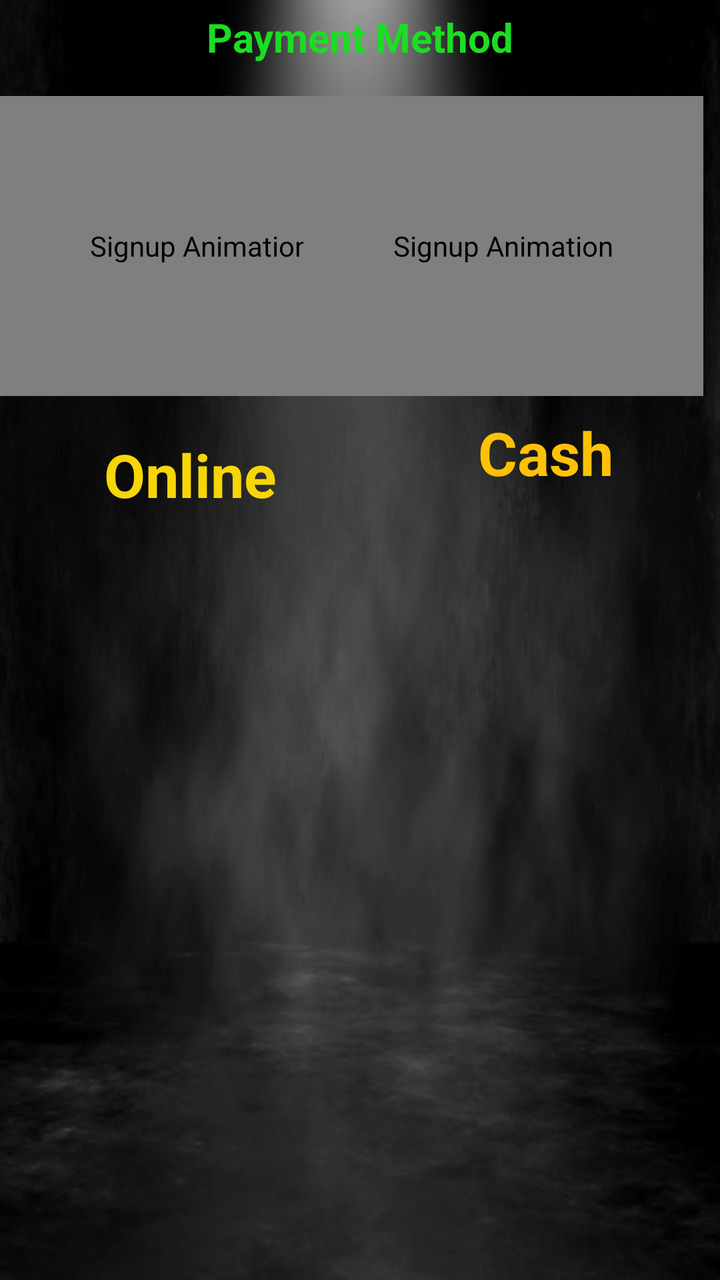
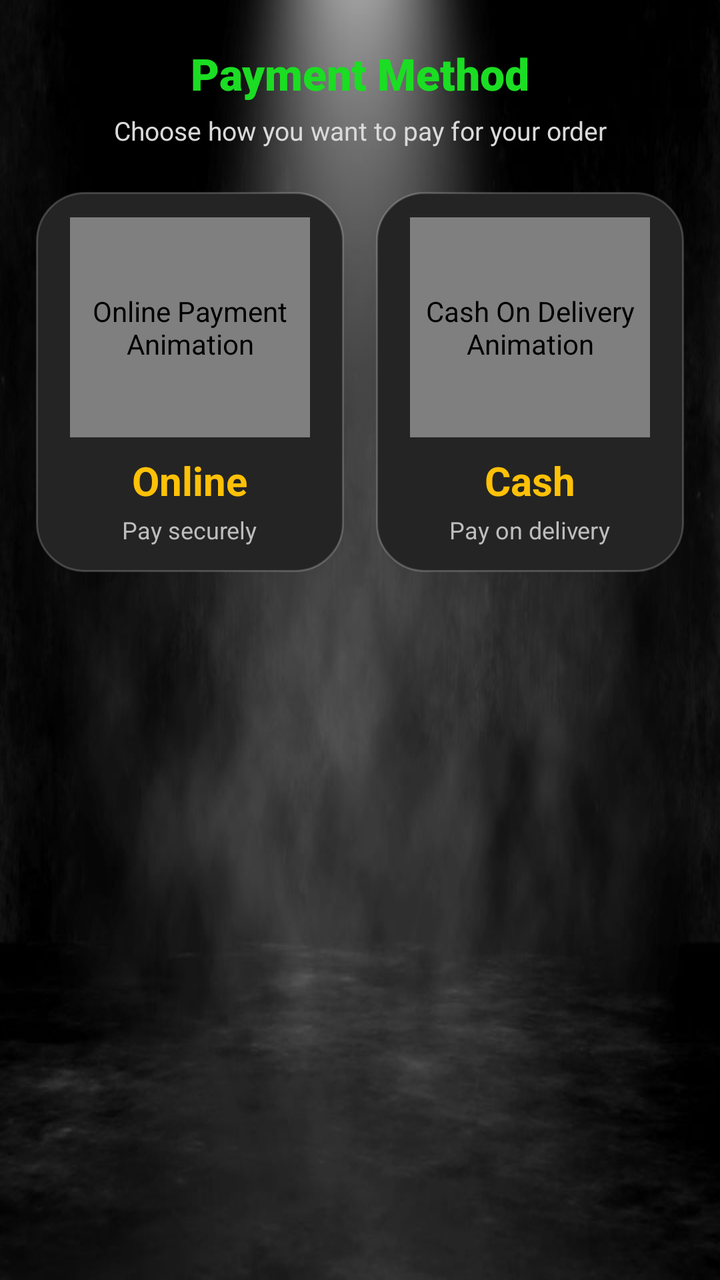

Two renders of the same Android screen: before a commit and after it. Below are the layout's source before the change and the commit's diff.
<!-- AndroidManifest.xml: application theme Theme.Blinklit -->
<!-- res/layout/alert_payment_gateway.xml -->
<?xml version="1.0" encoding="utf-8"?>
<androidx.constraintlayout.widget.ConstraintLayout xmlns:android="http://schemas.android.com/apk/res/android"
    xmlns:app="http://schemas.android.com/apk/res-auto"
    xmlns:tools="http://schemas.android.com/tools"
    android:layout_width="match_parent"
    android:layout_gravity="center"
    android:background="@drawable/about222"
    android:layout_height="wrap_content">


    <TextView
        android:id="@+id/textView12"
        android:layout_width="wrap_content"
        android:layout_height="wrap_content"
        android:layout_marginBottom="16dp"
        android:text="Payment Method"
        android:textColor="@color/green"
        android:textSize="20sp"
        android:textStyle="bold"
        app:layout_constraintBottom_toTopOf="@+id/paytm"
        app:layout_constraintEnd_toEndOf="parent"
        app:layout_constraintStart_toStartOf="parent" />

    <com.airbnb.lottie.LottieAnimationView
        android:id="@+id/paytm"
        android:layout_width="200dp"
        android:layout_height="150dp"
        android:layout_marginTop="48dp"
        android:contentDescription="Signup Animation"
        android:scaleType="centerCrop"
        app:layout_constraintEnd_toEndOf="parent"
        app:layout_constraintHorizontal_bias="0.0"
        app:layout_constraintStart_toStartOf="parent"
        app:layout_constraintTop_toTopOf="parent"
        app:lottie_autoPlay="true"
        app:lottie_loop="true"
        app:lottie_rawRes="@raw/online" />

    <TextView
        android:id="@+id/textView14"
        android:layout_width="wrap_content"
        android:layout_height="wrap_content"
        android:layout_marginStart="52dp"
        android:text="Online"
        android:textColor="#F6D607"
        android:textSize="30sp"
        android:textStyle="bold"
        app:layout_constraintBottom_toBottomOf="parent"
        app:layout_constraintStart_toStartOf="parent"
        app:layout_constraintTop_toBottomOf="@+id/paytm"
        app:layout_constraintVertical_bias="0.047" />

    <com.airbnb.lottie.LottieAnimationView
        android:id="@+id/CashOn"
        android:layout_width="200dp"
        android:layout_height="150dp"
        android:layout_marginTop="48dp"
        android:contentDescription="Signup Animation"
        android:scaleType="centerCrop"
        app:layout_constraintEnd_toEndOf="parent"
        app:layout_constraintHorizontal_bias="0.947"
        app:layout_constraintStart_toStartOf="parent"
        app:layout_constraintTop_toTopOf="parent"
        app:lottie_autoPlay="true"
        app:lottie_loop="true"
        app:lottie_rawRes="@raw/money" />

    <TextView
        android:id="@+id/textView13"
        android:layout_width="wrap_content"
        android:layout_height="wrap_content"
        android:layout_marginTop="8dp"
        android:text="Cash"
        android:textColor="@color/yellow"
        android:textSize="30sp"
        android:textStyle="bold"
        app:layout_constraintEnd_toEndOf="parent"
        app:layout_constraintHorizontal_bias="0.653"
        app:layout_constraintStart_toEndOf="@+id/textView14"
        app:layout_constraintTop_toBottomOf="@+id/CashOn" />


</androidx.constraintlayout.widget.ConstraintLayout>
<!-- resources referenced by this layout -->
<resources>
  <color name="green">#1BDD23</color>
  <color name="yellow">#FFC107</color>
  <!-- drawable about222: jpg bitmap (drawable, 36246 bytes) -->
  <style name="Theme.Blinklit" parent="Base.Theme.Blinklit" />
  <style name="Base.Theme.Blinklit" parent="Theme.Material3.DayNight.NoActionBar">
          
          
      </style>
</resources>

<!-- the commit's change to res/layout/alert_payment_gateway.xml (unified diff, before → after) -->
@@ -1,83 +1,147 @@
 <?xml version="1.0" encoding="utf-8"?>
-<androidx.constraintlayout.widget.ConstraintLayout xmlns:android="http://schemas.android.com/apk/res/android"
+<androidx.constraintlayout.widget.ConstraintLayout
+    xmlns:android="http://schemas.android.com/apk/res/android"
     xmlns:app="http://schemas.android.com/apk/res-auto"
     xmlns:tools="http://schemas.android.com/tools"
+    android:id="@+id/paymentRoot"
     android:layout_width="match_parent"
-    android:layout_gravity="center"
+    android:layout_height="wrap_content"
     android:background="@drawable/about222"
-    android:layout_height="wrap_content">
+    android:paddingStart="18dp"
+    android:paddingEnd="18dp"
+    android:paddingTop="22dp"
+    android:paddingBottom="24dp">
 
+    
+    <TextView
+        android:id="@+id/paymentTitle"
+        android:layout_width="0dp"
+        android:layout_height="wrap_content"
+        android:text="Payment Method"
+        android:textAlignment="center"
+        android:textColor="@color/green"
+        android:textSize="22sp"
+        android:textStyle="bold"
+        android:fontFamily="sans-serif-black"
+        app:layout_constraintTop_toTopOf="parent"
+        app:layout_constraintStart_toStartOf="parent"
+        app:layout_constraintEnd_toEndOf="parent" />
 
     <TextView
-        android:id="@+id/textView12"
-        android:layout_width="wrap_content"
+        android:id="@+id/paymentSubtitle"
+        android:layout_width="0dp"
         android:layout_height="wrap_content"
-        android:layout_marginBottom="16dp"
-        android:text="Payment Method"
-        android:textColor="@color/green"
-        android:textSize="20sp"
-        android:textStyle="bold"
-        app:layout_constraintBottom_toTopOf="@+id/paytm"
-        app:layout_constraintEnd_toEndOf="parent"
-        app:layout_constraintStart_toStartOf="parent" />
+        android:layout_marginTop="5dp"
+        android:text="Choose how you want to pay for your order"
+        android:textAlignment="center"
+        android:textColor="#DADADA"
+        android:textSize="13sp"
+        app:layout_constraintTop_toBottomOf="@id/paymentTitle"
+        app:layout_constraintStart_toStartOf="parent"
+        app:layout_constraintEnd_toEndOf="parent" />
 
-    <com.airbnb.lottie.LottieAnimationView
-        android:id="@+id/paytm"
-        android:layout_width="200dp"
-        android:layout_height="150dp"
-        android:layout_marginTop="48dp"
-        android:contentDescription="Signup Animation"
-        android:scaleType="centerCrop"
-        app:layout_constraintEnd_toEndOf="parent"
-        app:layout_constraintHorizontal_bias="0.0"
+    
+    <LinearLayout
+        android:id="@+id/paymentOptionsContainer"
+        android:layout_width="0dp"
+        android:layout_height="wrap_content"
+        android:layout_marginTop="22dp"
+        android:orientation="horizontal"
+        android:gravity="center"
+        app:layout_constraintTop_toBottomOf="@id/paymentSubtitle"
         app:layout_constraintStart_toStartOf="parent"
-        app:layout_constraintTop_toTopOf="parent"
-        app:lottie_autoPlay="true"
-        app:lottie_loop="true"
-        app:lottie_rawRes="@raw/online" />
+        app:layout_constraintEnd_toEndOf="parent">
 
-    <TextView
-        android:id="@+id/textView14"
-        android:layout_width="wrap_content"
-        android:layout_height="wrap_content"
-        android:layout_marginStart="52dp"
-        android:text="Online"
-        android:textColor="#F6D607"
-        android:textSize="30sp"
-        android:textStyle="bold"
-        app:layout_constraintBottom_toBottomOf="parent"
-        app:layout_constraintStart_toStartOf="parent"
-        app:layout_constraintTop_toBottomOf="@+id/paytm"
-        app:layout_constraintVertical_bias="0.047" />
+        
+        <LinearLayout
+            android:id="@+id/onlinePaymentCard"
+            android:layout_width="0dp"
+            android:layout_height="190dp"
+            android:layout_marginEnd="8dp"
+            android:layout_weight="1"
+            android:background="@drawable/bg_payment_option_card"
+            android:clickable="true"
+            android:focusable="true"
+            android:elevation="8dp"
+            android:gravity="center"
+            android:orientation="vertical"
+            android:padding="12dp">
 
-    <com.airbnb.lottie.LottieAnimationView
-        android:id="@+id/CashOn"
-        android:layout_width="200dp"
-        android:layout_height="150dp"
-        android:layout_marginTop="48dp"
-        android:contentDescription="Signup Animation"
-        android:scaleType="centerCrop"
-        app:layout_constraintEnd_toEndOf="parent"
-        app:layout_constraintHorizontal_bias="0.947"
-        app:layout_constraintStart_toStartOf="parent"
-        app:layout_constraintTop_toTopOf="parent"
-        app:lottie_autoPlay="true"
-        app:lottie_loop="true"
-        app:lottie_rawRes="@raw/money" />
+            <com.airbnb.lottie.LottieAnimationView
+                android:id="@+id/paytm"
+                android:layout_width="120dp"
+                android:layout_height="110dp"
+                android:contentDescription="Online Payment Animation"
+                app:lottie_autoPlay="true"
+                app:lottie_loop="true"
+                app:lottie_rawRes="@raw/online" />
 
-    <TextView
-        android:id="@+id/textView13"
-        android:layout_width="wrap_content"
-        android:layout_height="wrap_content"
-        android:layout_marginTop="8dp"
-        android:text="Cash"
-        android:textColor="@color/yellow"
-        android:textSize="30sp"
-        android:textStyle="bold"
-        app:layout_constraintEnd_toEndOf="parent"
-        app:layout_constraintHorizontal_bias="0.653"
-        app:layout_constraintStart_toEndOf="@+id/textView14"
-        app:layout_constraintTop_toBottomOf="@+id/CashOn" />
+            <TextView
+                android:id="@+id/textView14"
+                android:layout_width="wrap_content"
+                android:layout_height="wrap_content"
+                android:layout_marginTop="8dp"
+                android:text="Online"
+                android:textColor="@color/yellow"
+                android:textSize="20sp"
+                android:textStyle="bold" />
 
+            <TextView
+                android:id="@+id/onlineSubText"
+                android:layout_width="wrap_content"
+                android:layout_height="wrap_content"
+                android:layout_marginTop="3dp"
+                android:text="Pay securely"
+                android:textColor="#BDBDBD"
+                android:textSize="12sp" />
+
+        </LinearLayout>
+
+        
+        <LinearLayout
+            android:id="@+id/cashPaymentCard"
+            android:layout_width="0dp"
+            android:layout_height="190dp"
+            android:layout_marginStart="8dp"
+            android:layout_weight="1"
+            android:background="@drawable/bg_payment_option_card"
+            android:clickable="true"
+            android:focusable="true"
+            android:elevation="8dp"
+            android:gravity="center"
+            android:orientation="vertical"
+            android:padding="12dp">
+
+            <com.airbnb.lottie.LottieAnimationView
+                android:id="@+id/CashOn"
+                android:layout_width="120dp"
+                android:layout_height="110dp"
+                android:contentDescription="Cash On Delivery Animation"
+                app:lottie_autoPlay="true"
+                app:lottie_loop="true"
+                app:lottie_rawRes="@raw/money" />
+
+            <TextView
+                android:id="@+id/textView13"
+                android:layout_width="wrap_content"
+                android:layout_height="wrap_content"
+                android:layout_marginTop="8dp"
+                android:text="Cash"
+                android:textColor="@color/yellow"
+                android:textSize="20sp"
+                android:textStyle="bold" />
+
+            <TextView
+                android:id="@+id/cashSubText"
+                android:layout_width="wrap_content"
+                android:layout_height="wrap_content"
+                android:layout_marginTop="3dp"
+                android:text="Pay on delivery"
+                android:textColor="#BDBDBD"
+                android:textSize="12sp" />
+
+        </LinearLayout>
+
+    </LinearLayout>
 
 </androidx.constraintlayout.widget.ConstraintLayout>
<!-- resource entries referenced after the edit -->
@@ -3,6 +3,15 @@
   <color name="green">#1BDD23</color>
   <color name="yellow">#FFC107</color>
   <!-- drawable about222: jpg bitmap (drawable, 36246 bytes) -->
+  <!-- drawable bg_payment_option_card (drawable) -->
+  <?xml version="1.0" encoding="utf-8"?>
+  <shape xmlns:android="http://schemas.android.com/apk/res/android">
+      <solid android:color="#242424" />
+      <corners android:radius="24dp" />
+      <stroke
+          android:width="1dp"
+          android:color="#33FFFFFF" />
+  </shape>
   <style name="Theme.Blinklit" parent="Base.Theme.Blinklit" />
   <style name="Base.Theme.Blinklit" parent="Theme.Material3.DayNight.NoActionBar">
           
